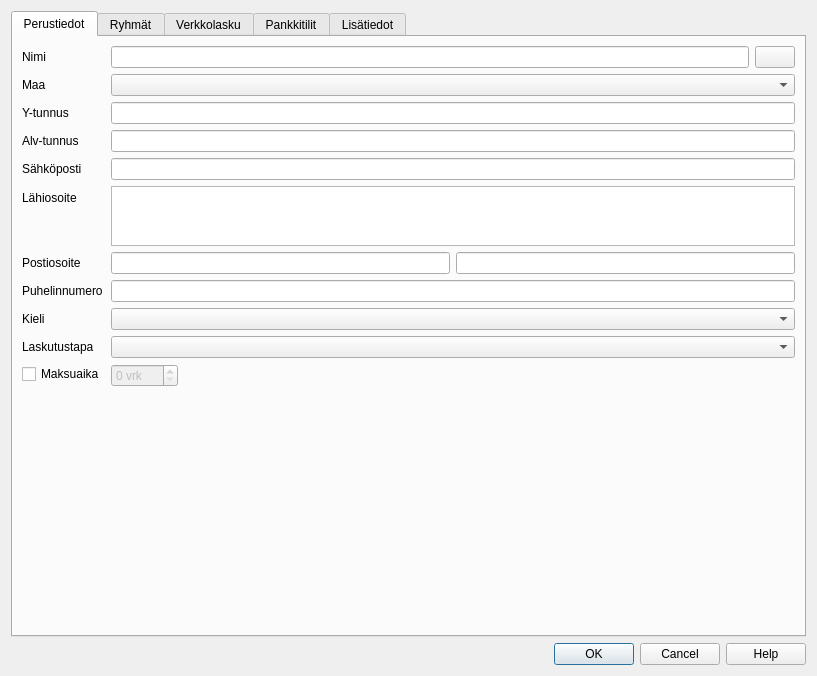
This is kitsas/rekisteri/asiakastoimittajadlg.ui in artoh/kitupiikki as Qt 5 draws it before an edit. The edited form follows.
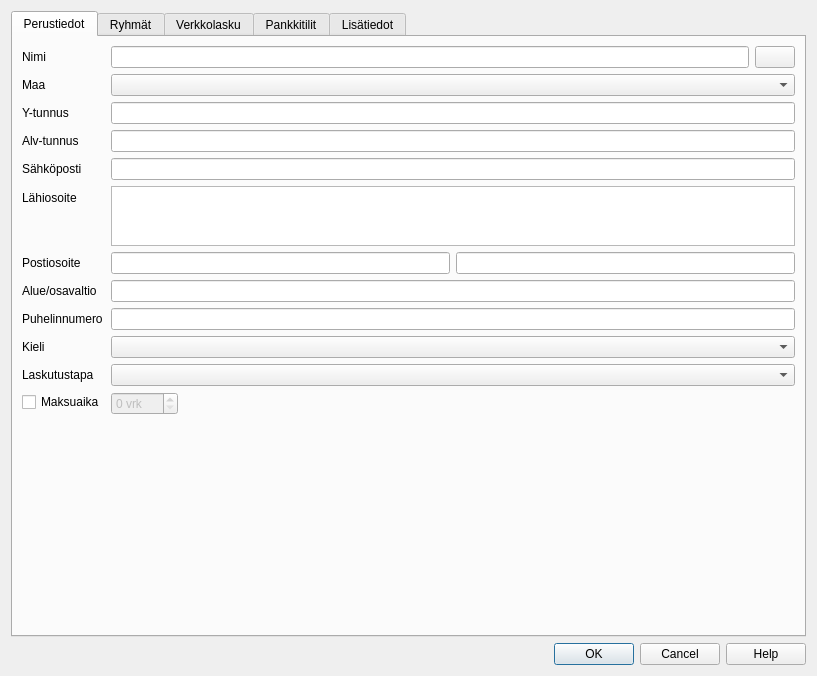
This is the edited form. Icons and pictures are not drawn. Custom widgets are drawn as their Qt base class.

The edit to the form file:
```diff
--- a/kitsas/rekisteri/asiakastoimittajadlg.ui
+++ b/kitsas/rekisteri/asiakastoimittajadlg.ui
@@ -152,44 +152,44 @@
          </item>
         </layout>
        </item>
-       <item row="7" column="0">
+       <item row="8" column="0">
         <widget class="QLabel" name="label_8">
          <property name="text">
           <string>Puhelinnumero</string>
          </property>
         </widget>
        </item>
-       <item row="7" column="1">
+       <item row="8" column="1">
         <widget class="QLineEdit" name="puhelinEdit"/>
        </item>
-       <item row="8" column="0">
+       <item row="9" column="0">
         <widget class="QLabel" name="label_3">
          <property name="text">
           <string>Kieli</string>
          </property>
         </widget>
        </item>
-       <item row="8" column="1">
+       <item row="9" column="1">
         <widget class="QComboBox" name="kieliCombo"/>
        </item>
-       <item row="9" column="0">
+       <item row="10" column="0">
         <widget class="QLabel" name="label_7">
          <property name="text">
           <string>Laskutustapa</string>
          </property>
         </widget>
        </item>
-       <item row="9" column="1">
+       <item row="10" column="1">
         <widget class="QComboBox" name="laskutapaCombo"/>
        </item>
-       <item row="10" column="0">
+       <item row="11" column="0">
         <widget class="QCheckBox" name="maksuaikaCheck">
          <property name="text">
           <string>Maksuaika</string>
          </property>
         </widget>
        </item>
-       <item row="10" column="1">
+       <item row="11" column="1">
         <layout class="QFormLayout" name="formLayout">
          <item row="0" column="0">
           <widget class="QSpinBox" name="maksuaikaSpin">
@@ -222,7 +222,7 @@
          </item>
         </layout>
        </item>
-       <item row="11" column="1">
+       <item row="12" column="1">
         <spacer name="verticalSpacer">
          <property name="orientation">
           <enum>Qt::Vertical</enum>
@@ -235,6 +235,16 @@
          </property>
         </spacer>
        </item>
+       <item row="7" column="0">
+        <widget class="QLabel" name="osavaltioLabel">
+         <property name="text">
+          <string>Alue/osavaltio</string>
+         </property>
+        </widget>
+       </item>
+       <item row="7" column="1">
+        <widget class="QLineEdit" name="osavaltioEdit"/>
+       </item>
       </layout>
      </widget>
      <widget class="QWidget" name="tab_2">
```
Left out of the diff: 10 changed lines with no effect on the pictures.
